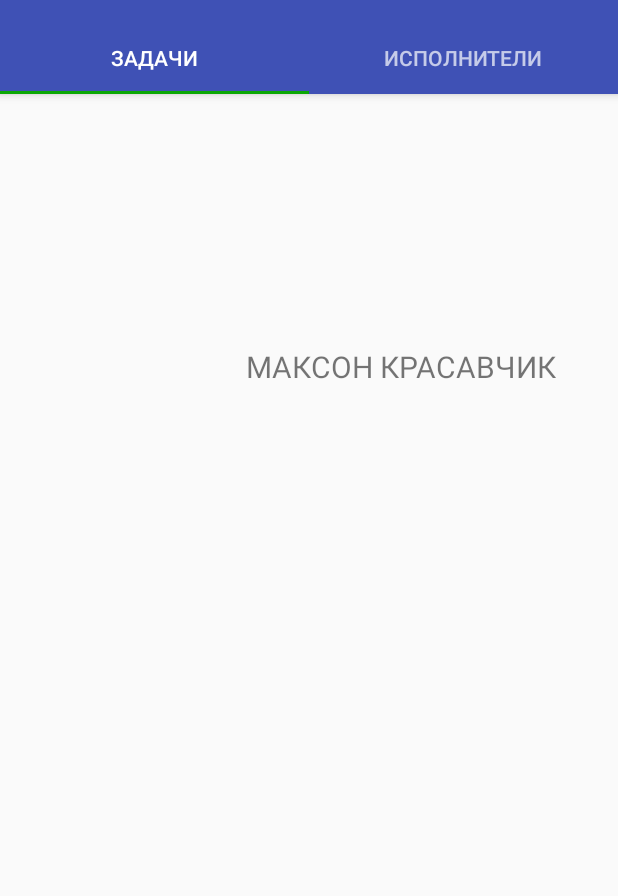
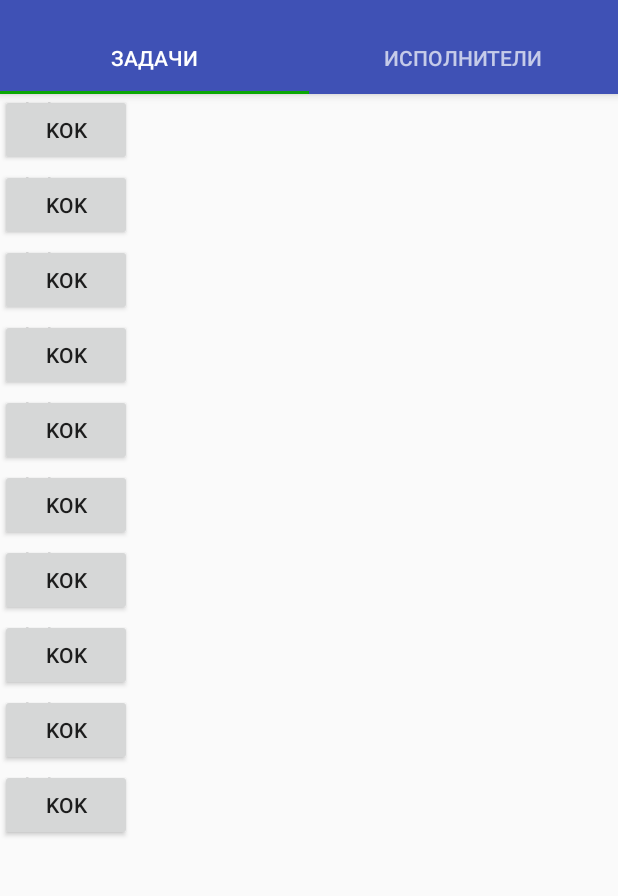
Before and after one commit to nikitko43/Designal, an Android app: the screen it shows after launch (MainActivity), on a phone screen of 412 x 824 dp, the part 74-970 px from its top. Run offline under Robolectric (Android 15) with nearby library versions, the phone set to English and light mode, and no system bars.

Commit message:
Почти сделал List с кнопкой

```diff
--- /dev/null
+++ b/app/src/main/java/com/lawdev/designal/helpers/ItemViewHolder.java
@@ -0,0 +1,30 @@
+package com.lawdev.designal.helpers;
+
+import android.content.Context;
+import android.support.v7.widget.RecyclerView;
+import android.view.LayoutInflater;
+import android.view.View;
+import android.view.ViewGroup;
+import android.widget.TextView;
+import android.widget.Toast;
+
+import com.lawdev.designal.R;
+
+public class ItemViewHolder extends RecyclerView.ViewHolder {
+
+    //public final TextView textView;
+
+    public ItemViewHolder(View itemView) {
+        super(itemView);
+        //textView = itemView.getContext().
+        //textView = (TextView) itemView;
+    }
+
+    public void sendMessage(View view) {
+        CharSequence text = "Hello toast!";
+        int duration = Toast.LENGTH_SHORT;
+
+        Toast toast = Toast.makeText(view.getContext(), text, duration);
+        toast.show();
+    }
+}
--- /dev/null
+++ b/app/src/main/java/com/lawdev/designal/helpers/RecyclerListAdapter.java
@@ -0,0 +1,62 @@
+package com.lawdev.designal.helpers;
+
+import android.support.v7.widget.RecyclerView;
+import android.view.LayoutInflater;
+import android.view.View;
+import android.view.ViewGroup;
+import android.widget.Toast;
+
+import com.lawdev.designal.R;
+
+import java.util.ArrayList;
+import java.util.Arrays;
+import java.util.List;
+
+public class RecyclerListAdapter extends RecyclerView.Adapter<ItemViewHolder> {
+
+    private final View.OnClickListener mOnClickListener = new View.OnClickListener() {
+        @Override
+        public void onClick(View view) {
+            CharSequence text = "Hello toast!";
+            int duration = Toast.LENGTH_SHORT;
+
+            Toast toast = Toast.makeText(view.getContext(), text, duration);
+            toast.show();
+        }
+    };
+
+    private static final String[] STRINGS = new String[]{
+            "One", "Two", "Three", "Four", "Five", "Six", "Seven", "Eight", "Nine", "Ten"
+    };
+
+    private final List<String> mItems = new ArrayList<>();
+
+    public RecyclerListAdapter() {
+        mItems.addAll(Arrays.asList(STRINGS));
+    }
+
+    public void sendMessage(View view) {
+        CharSequence text = "Hello toast!";
+        int duration = Toast.LENGTH_SHORT;
+
+        Toast toast = Toast.makeText(view.getContext(), text, duration);
+        toast.show();
+    }
+
+    @Override
+    public ItemViewHolder onCreateViewHolder(ViewGroup parent, int viewType) {
+        View view = LayoutInflater.from(parent.getContext()).inflate(R.layout.task_item, parent, false);
+        view.setOnClickListener(mOnClickListener);
+        return new ItemViewHolder(view);
+    }
+
+    @Override
+    public void onBindViewHolder(ItemViewHolder holder, int position) {
+        //holder.textView.setText(mItems.get(position));
+    }
+
+    @Override
+    public int getItemCount() {
+        return mItems.size();
+    }
+}
--- a/app/src/main/java/com/lawdev/designal/tabs/TasksTab.java
+++ b/app/src/main/java/com/lawdev/designal/tabs/TasksTab.java
@@ -1,17 +1,40 @@
 package com.lawdev.designal.tabs;
 
 import android.os.Bundle;
+import android.support.v7.widget.LinearLayoutManager;
+import android.support.v7.widget.RecyclerView;
 import android.view.LayoutInflater;
 import android.view.View;
 import android.view.ViewGroup;
+import android.widget.Toast;
 
 import com.lawdev.designal.R;
+import com.lawdev.designal.helpers.RecyclerListAdapter;
 
 public class TasksTab extends android.support.v4.app.Fragment {
     @Override
-    public View onCreateView(LayoutInflater inflater, ViewGroup container,
-                             Bundle savedInstanceState) {
-        View rootView = inflater.inflate(R.layout.tasks, container, false);
-        return rootView;
+    public View onCreateView(LayoutInflater inflater, ViewGroup container, Bundle savedInstanceState) {
+        return inflater.inflate(R.layout.tasks, container, false);
+    }
+
+    @Override
+    public void onViewCreated(View view, Bundle savedInstanceState) {
+        super.onViewCreated(view, savedInstanceState);
+
+        RecyclerView recyclerView = (RecyclerView) view.findViewById(R.id.recycler_view);
+        recyclerView.setHasFixedSize(true);
+        recyclerView.setLayoutManager(new LinearLayoutManager(getActivity()));
+
+        RecyclerListAdapter adapter = new RecyclerListAdapter();
+        recyclerView.setAdapter(adapter);
+
+    }
+
+    public void sendMessage(View view) {
+        CharSequence text = "Hello toast!";
+        int duration = Toast.LENGTH_SHORT;
+
+        Toast toast = Toast.makeText(view.getContext(), text, duration);
+        toast.show();
     }
 }
--- /dev/null
+++ b/app/src/main/res/layout/task_item.xml
@@ -0,0 +1,25 @@
+<?xml version="1.0" encoding="utf-8"?>
+<android.support.constraint.ConstraintLayout xmlns:android="http://schemas.android.com/apk/res/android"
+    xmlns:tools="http://schemas.android.com/tools"
+    android:id="@+id/constraintLayout"
+    android:layout_width="400dp"
+    android:layout_height="50dp"
+    tools:context=".main_activities.MainActivity$PlaceholderFragment">
+
+<TextView xmlns:android="http://schemas.android.com/apk/res/android"
+        android:id="@+id/text"
+        android:layout_width="wrap_content"
+        android:layout_height="?listPreferredItemHeight"
+        android:layout_gravity="center_vertical"
+        android:text="lol"
+        android:paddingLeft="16dp"
+        android:textAppearance="?android:attr/textAppearanceMedium" />
+
+    <Button xmlns:android="http://schemas.android.com/apk/res/android"
+    android:id="@+id/button_send"
+    android:layout_width="wrap_content"
+    android:layout_height="wrap_content"
+    android:text="kok"
+        android:focusable="false"
+        />
+    </android.support.constraint.ConstraintLayout>
--- a/app/src/main/res/layout/tasks.xml
+++ b/app/src/main/res/layout/tasks.xml
@@ -7,17 +7,10 @@
     android:layout_height="match_parent"
     tools:context=".main_activities.MainActivity$PlaceholderFragment">
 
-    <TextView
-        android:id="@+id/section_label"
-        android:layout_width="wrap_content"
-        android:layout_height="wrap_content"
-        android:layout_marginLeft="164dp"
-        android:layout_marginTop="168dp"
-        android:text="МАКСОН КРАСАВЧИК"
-        android:textSize="20sp"
-        app:layout_constraintLeft_toLeftOf="parent"
-        app:layout_constraintTop_toTopOf="@+id/constraintLayout"
-        tools:layout_constraintLeft_creator="1"
-        tools:layout_constraintTop_creator="1" />
+    <android.support.v7.widget.RecyclerView
+        xmlns:android="http://schemas.android.com/apk/res/android"
+        android:id="@+id/recycler_view"
+        android:layout_width="match_parent"
+        android:layout_height="match_parent" />
 
 </android.support.constraint.ConstraintLayout>
```
